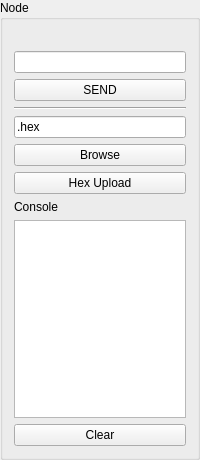
Above: PC/gui/TKN_Nodebox.ui from chrispap/TKN before the change. Below: the same form after it.
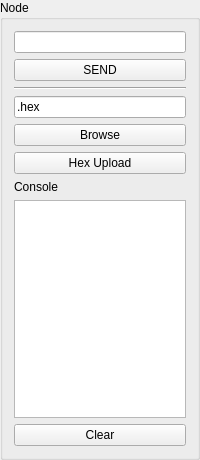
That is the form after the change.

```diff
--- a/PC/gui/TKN_Nodebox.ui
+++ b/PC/gui/TKN_Nodebox.ui
@@ -11,7 +11,7 @@
    </rect>
   </property>
   <property name="sizePolicy">
-   <sizepolicy hsizetype="Preferred" vsizetype="Preferred">
+   <sizepolicy hsizetype="Minimum" vsizetype="Preferred">
     <horstretch>0</horstretch>
     <verstretch>0</verstretch>
    </sizepolicy>
@@ -25,7 +25,7 @@
   <property name="maximumSize">
    <size>
     <width>200</width>
-    <height>460</height>
+    <height>16777215</height>
    </size>
   </property>
   <property name="windowTitle">
@@ -42,7 +42,7 @@
      </property>
     </widget>
    </item>
-   <item row="2" column="0">
+   <item row="1" column="0">
     <widget class="QLineEdit" name="lineEdit_DataToSend">
      <property name="font">
       <font>
@@ -59,65 +59,55 @@
      </property>
     </widget>
    </item>
-   <item row="9" column="0">
+   <item row="8" column="0">
     <widget class="QTextEdit" name="textEditConsole">
      <property name="readOnly">
       <bool>true</bool>
      </property>
     </widget>
    </item>
-   <item row="8" column="0">
+   <item row="7" column="0">
     <widget class="QLabel" name="label">
      <property name="text">
       <string>Console</string>
      </property>
     </widget>
    </item>
-   <item row="3" column="0">
+   <item row="2" column="0">
     <widget class="QPushButton" name="buttonSend">
      <property name="text">
       <string>SEND</string>
      </property>
     </widget>
    </item>
-   <item row="7" column="0">
+   <item row="6" column="0">
     <widget class="QPushButton" name="buttonHexUpload">
      <property name="text">
       <string>Hex Upload</string>
      </property>
     </widget>
    </item>
-   <item row="4" column="0">
+   <item row="3" column="0">
     <widget class="Line" name="line">
      <property name="orientation">
       <enum>Qt::Horizontal</enum>
      </property>
     </widget>
    </item>
-   <item row="5" column="0">
+   <item row="4" column="0">
     <widget class="QLineEdit" name="lineEditHexFilePath">
      <property name="text">
       <string>.hex</string>
      </property>
     </widget>
    </item>
-   <item row="6" column="0">
+   <item row="5" column="0">
     <widget class="QPushButton" name="buttonBrowseHex">
      <property name="text">
       <string>Browse</string>
      </property>
     </widget>
    </item>
-   <item row="0" column="0">
-    <widget class="QLabel" name="labelAVR">
-     <property name="text">
-      <string/>
-     </property>
-     <property name="alignment">
-      <set>Qt::AlignRight|Qt::AlignTrailing|Qt::AlignVCenter</set>
-     </property>
-    </widget>
-   </item>
   </layout>
  </widget>
  <resources/>
```
Left out of the diff: 2 changed lines with no effect on the pictures.
